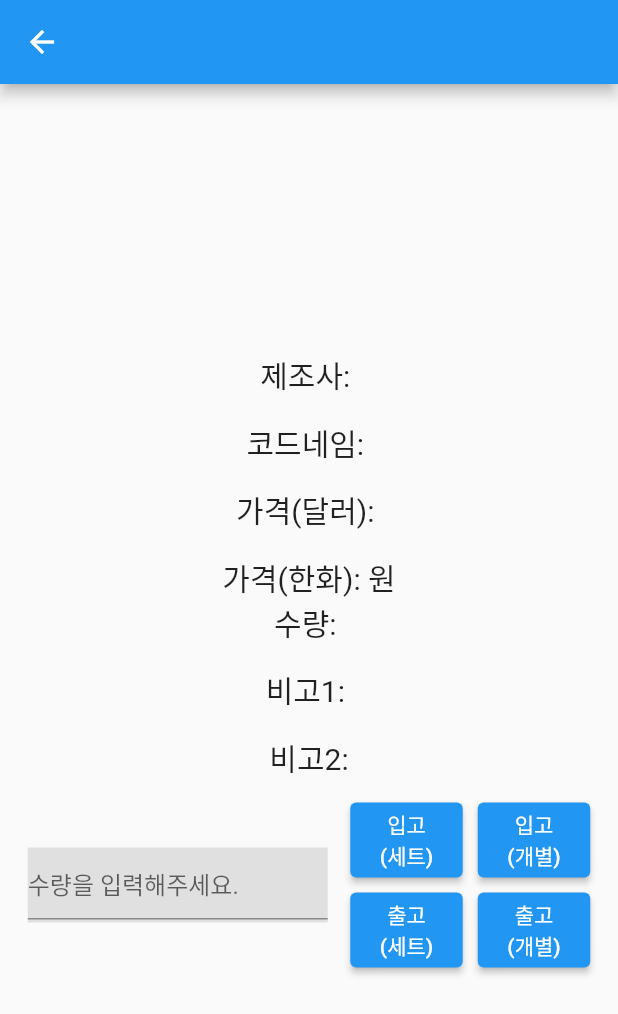
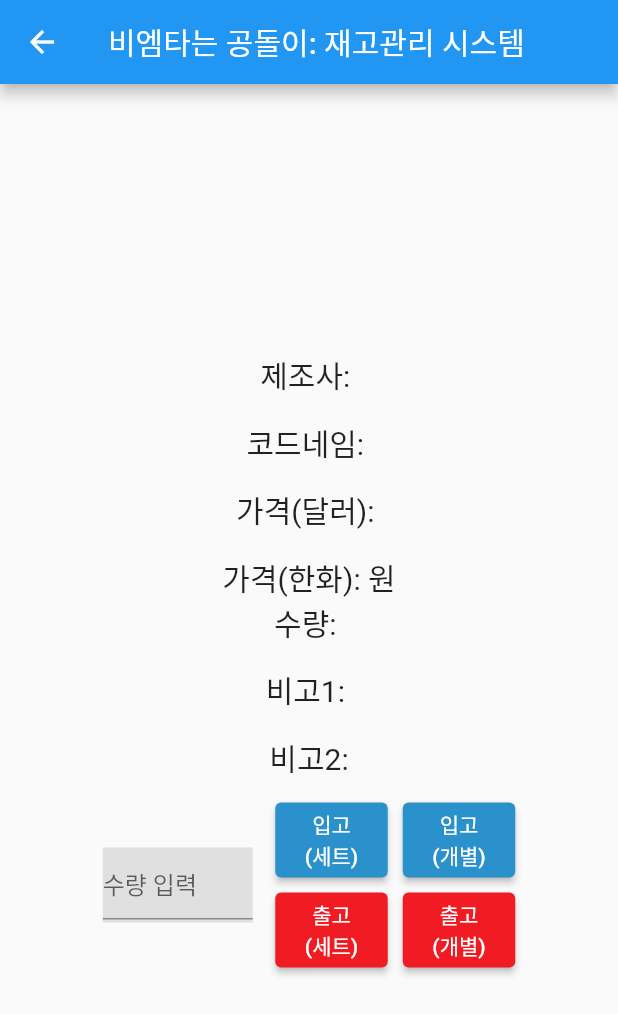
Before and after one commit to doksuri761/lcqm, a Flutter app: the infoScreen screen opened directly, on a phone screen of 412 x 824 dp. Shown: the top 1014 px of the screen. Run offline on Flutter 3.47's test engine with Material 2 defaults, Android fonts, the phone set to English and light mode, and no system bars; our stand-ins replace device_info, dio, file_picker, firebase_core, firebase_storage, hive and 2 more; accounts and stored records are empty; network calls fail; Roboto replaces fonts that are missing (gamjaflower).

Commit message:
R: v1.0.3

```diff
--- a/lib/SearchAndManage.dart
+++ b/lib/SearchAndManage.dart
@@ -179,6 +179,7 @@ class _infoScreenState extends State<infoScreen> {
   String note2 = '';
   String note1 = '';
   String qty = '';
+
   TextEditingController ipgoc = TextEditingController();
 
   late Map<String, String> header;
@@ -210,7 +211,7 @@ class _infoScreenState extends State<infoScreen> {
   @override
   Widget build(BuildContext context) {
     return Scaffold(
-        appBar: AppBar(),
+        appBar: AppBar(title: Text("비엠타는 공돌이: 재고관리 시스템"), centerTitle: false),
         body: Column(
           mainAxisAlignment: MainAxisAlignment.center,
           children: [
@@ -338,13 +339,13 @@ class _infoScreenState extends State<infoScreen> {
                 Container(
                   color: Colors.grey[300],
                   child: SizedBox(
-                      width: 200,
+                      width: 100,
                       height: 50,
                       child: TextFormField(
                         controller: ipgoc,
                         keyboardType: TextInputType.number,
                         decoration:
-                            const InputDecoration(hintText: "수량을 입력해주세요."),
+                            const InputDecoration(hintText: "수량 입력"),
                       )),
                 ),
                 const SizedBox(
@@ -357,6 +358,8 @@ class _infoScreenState extends State<infoScreen> {
                         width: 75,
                         height: 50,
                         child: ElevatedButton(
+                            style: ButtonStyle(backgroundColor: MaterialStateProperty.all<Color>(const Color.fromRGBO(
+                                42, 145, 205, 1.0))),
                             onPressed: () async {
                               final res = await Dio().get(
                                   "$baseuri:443/ipgo/1/$codename/${ipgoc.value.text}/$brandname",
@@ -399,6 +402,8 @@ class _infoScreenState extends State<infoScreen> {
                         width: 75,
                         height: 50,
                         child: ElevatedButton(
+                            style: ButtonStyle(backgroundColor: MaterialStateProperty.all<Color>(const Color.fromRGBO(
+                                42, 145, 205, 1.0))),
                             onPressed: () async {
                               debugPrint(brandname);
                               final res = await Dio().get(
@@ -446,6 +451,8 @@ class _infoScreenState extends State<infoScreen> {
                         width: 75,
                         height: 50,
                         child: ElevatedButton(
+                            style: ButtonStyle(backgroundColor: MaterialStateProperty.all<Color>(const Color.fromRGBO(
+                            241, 27, 35, 1.0))),
                             onPressed: () async {
                               final res = await Dio().get(
                                   "$baseuri:443/out/1/$codename/${ipgoc.value.text}",
@@ -488,6 +495,8 @@ class _infoScreenState extends State<infoScreen> {
                         width: 75,
                         height: 50,
                         child: ElevatedButton(
+                            style: ButtonStyle(backgroundColor: MaterialStateProperty.all<Color>(const Color.fromRGBO(
+                                241, 27, 35, 1.0))),
                             onPressed: () async {
                               final res = await Dio().get(
                                   "$baseuri:443/out/0/$codename/${ipgoc.value.text}",
--- a/lib/main.dart
+++ b/lib/main.dart
@@ -52,6 +52,7 @@ class _HomePageState extends State<HomePage> {
     return Scaffold(
       appBar: AppBar(
         title: const Text("비엠타는 공돌이: 재고관리 시스템"),
+        centerTitle: true,
       ),
       body: Center(
         child: Column(
@@ -155,10 +156,10 @@ class Screen4 extends StatelessWidget {
 
 void islogin() async {
   await Hive.initFlutter();
-  runApp(const MyApp());
-  // var box = await Hive.openBox('auth');
-  // if (box.get("auth", defaultValue: "") == "") {
-  //   runApp(const LoginScreen());
-  // } else {
-  // }
+  var box = await Hive.openBox('auth');
+  if (box.get("auth", defaultValue: "") == "") {
+    runApp(const LoginScreen());
+  } else {
+    runApp(const MyApp());
+  }
 }
```
